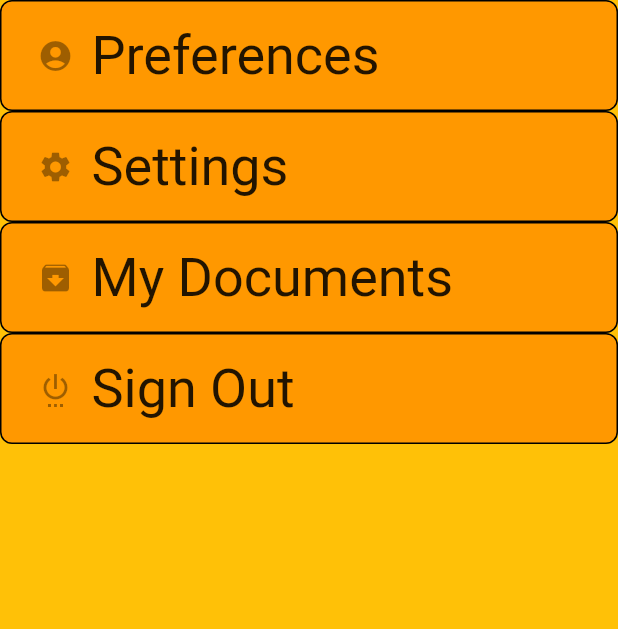
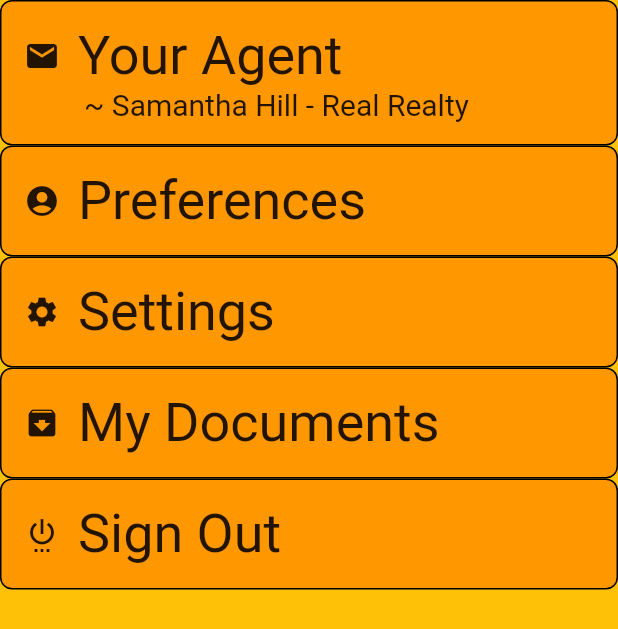
Before and after one commit to kochsj/RealRealty, a Flutter app: the ProfileBody widget shown alone on an empty page, opened directly, on a phone screen of 412 x 824 dp. Shown: the top 629 px of the screen. Run offline on Flutter 3.47's test engine with Material 2 defaults, Android fonts, the phone set to English and light mode, and no system bars; our stand-ins replace cloud_firestore, firebase_auth, flutter_spinkit, sqflite; accounts and stored records are empty.

Commit message:
new customMenuButton widget

```diff
--- a/lib/shared_widgets/custom_button.dart
+++ b/lib/shared_widgets/custom_button.dart
@@ -35,7 +35,7 @@ GestureDetector customListMenuButton(BuildContext context, String buttonText, do
     //custom button
     child: Container(
       width: width,
-      padding: EdgeInsets.all(12.0),
+      padding: EdgeInsets.all(15.0),
       decoration: BoxDecoration(
           color: Colors.orange,
           borderRadius: BorderRadius.circular(8.0),
@@ -44,7 +44,8 @@ GestureDetector customListMenuButton(BuildContext context, String buttonText, do
 //      child: Text(buttonText),
       child: Row(
         children: <Widget>[
-          IconButton(icon: Icon(icon)),
+          Icon(icon),
+          Padding(padding: EdgeInsets.only(left: 12.0),),
           Text(buttonText, style: TextStyle(fontSize: 36),),
         ],
       )
--- a/lib/views/home/profile.dart
+++ b/lib/views/home/profile.dart
@@ -96,25 +96,12 @@ class ProfileBody extends StatelessWidget {
         width: width,
         child: Column(
           children: <Widget>[
+            YourAgentRow(),
             customListMenuButton(context, "Preferences", width, Icons.account_circle),
             customListMenuButton(context, "Settings", width, Icons.settings),
             customListMenuButton(context, "My Documents", width, Icons.archive),
             customListMenuButton(context, "Sign Out", width, Icons.settings_power, signOut),
           ],
-//          children: <Widget>[
-//            YourAgentRow(),
-//            YourHomeRow(),
-//            ProfilePageButton("Preferences", Icons.account_circle),
-//            ProfilePageButton("Settings", Icons.settings),
-//            ProfilePageButton("My Documents", Icons.archive),
-//            IconButton(
-//              icon: Icon(Icons.settings),
-//              onPressed: () async {
-//                await _auth.signOut();
-//              },
-//            )
-//
-//          ],
         )
     );
   }
@@ -149,13 +136,40 @@ class YourAgentRow extends StatelessWidget {
   Widget build(BuildContext context) {
     double width = MediaQuery.of(context).size.width;
 
-    return Container(
-      width: width,
-      child : Row(
-        children: <Widget>[
-          IconButton(icon: Icon(Icons.email)),
-          Text("Sammantha Hill", style: TextStyle(fontSize: 36),),
-        ],
+    return GestureDetector(
+      onTap: () {
+//      TODO: agent route/view (?)
+        print("go to agent");
+//      Navigator.pushNamed(context, '/detail', arguments: ScreenArguments(house));
+      },
+      //custom button
+      child: Container(
+          width: width,
+          padding: EdgeInsets.all(15.0),
+          decoration: BoxDecoration(
+              color: Colors.orange,
+              borderRadius: BorderRadius.circular(8.0),
+              border: Border.all(color: Colors.black)
+          ),
+//      child: Text(buttonText),
+          child: Column(
+            children: <Widget>[
+              Row(
+                children: <Widget>[
+                  Icon(Icons.email),
+                  Padding(padding: EdgeInsets.only(left: 12.0),),
+                  Text("Your Agent", style: TextStyle(fontSize: 36),),
+
+                ],
+              ),
+              Row(
+                children: <Widget>[
+                  Padding(padding: EdgeInsets.only(left: 40.0),),
+                  // TODO: add real agent info
+                  Text("~ Samantha Hill - Real Realty", style: TextStyle(fontSize: 20.0),)
+                ],
+              ),
+            ],),
       ),
     );
   }
```
